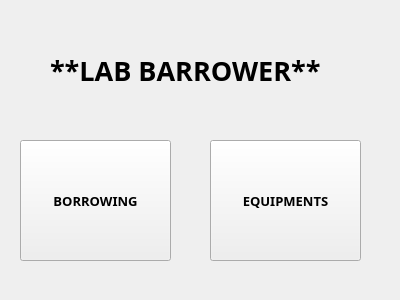
Qt form homedisplay.ui (markytools/sume-borrower-app) before a commit.
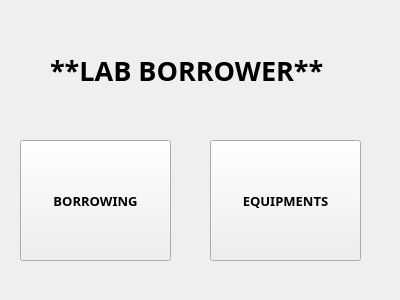
The same form after that commit.

Commit message:
Borrowers and Home UI (partial)
UI transitioning and table display on Borrowers UI

```diff
--- a/homedisplay.ui
+++ b/homedisplay.ui
@@ -37,7 +37,7 @@
     </font>
    </property>
    <property name="text">
-    <string>**LAB BARROWER**</string>
+    <string>**LAB BORROWER**</string>
    </property>
   </widget>
   <widget class="QPushButton" name="AddButton">
```
Left out of the diff: 4 changed lines with no effect on the pictures. The commit also changes 27 other files.
